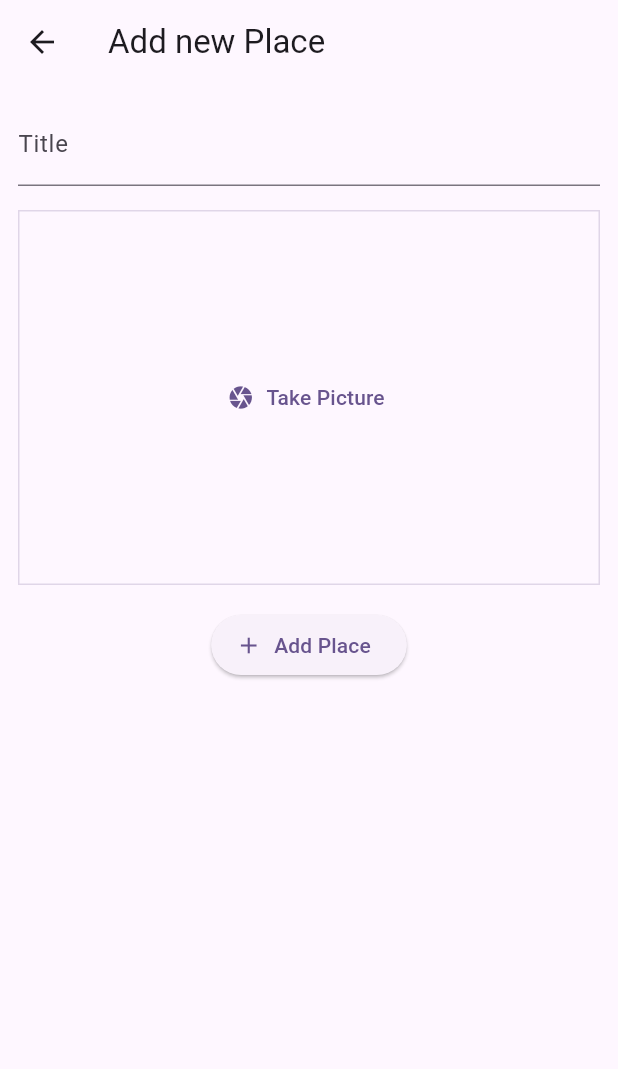
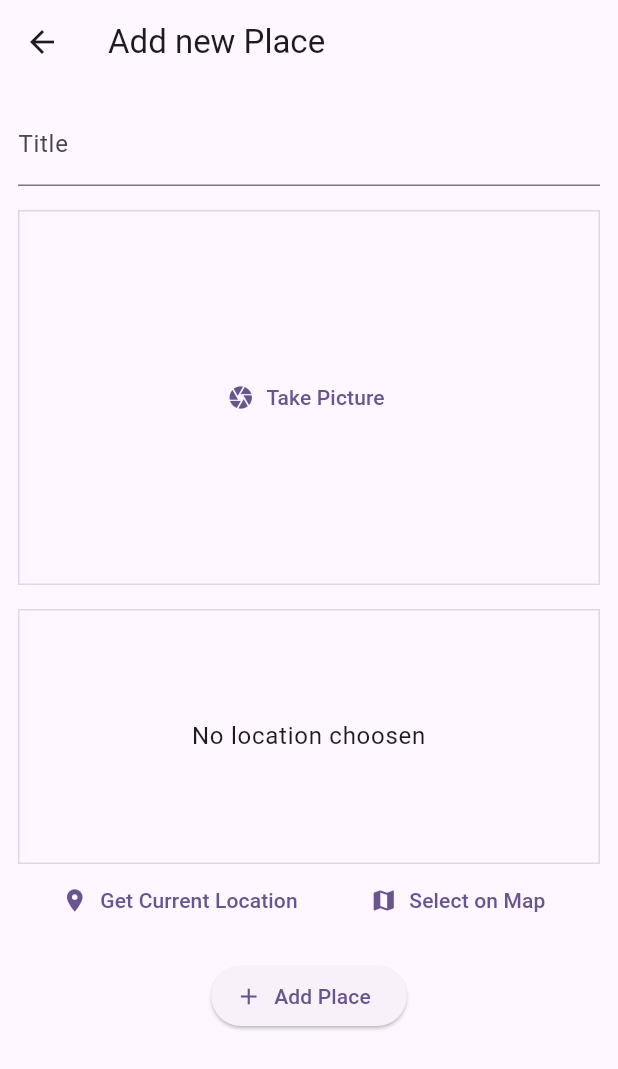
Before and after one commit to Dolma455/favorite_places_app, a Flutter app: the AddPlaceScreen screen opened directly, on a phone screen of 412 x 824 dp. Shown: the top 1069 px of the screen. Run offline on Flutter 3.47's test engine with Material 3 defaults, Android fonts, the phone set to English and light mode, and no system bars; our stand-ins replace flutter_riverpod, google_fonts, image_picker.

Commit message:
feat: location package added and started get location input widget

```diff
--- a/lib/screens/add_place.dart
+++ b/lib/screens/add_place.dart
@@ -2,6 +2,7 @@ import 'dart:io';
 
 import 'package:favorite_places_app/providers/user_places.dart';
 import 'package:favorite_places_app/widgets/image_input.dart';
+import 'package:favorite_places_app/widgets/location_input.dart';
 import 'package:flutter/material.dart';
 import 'package:flutter_riverpod/flutter_riverpod.dart';
 
@@ -62,6 +63,10 @@ class _AddPlaceScreenState extends ConsumerState<AddPlaceScreen> {
           const SizedBox(
             height: 16,
           ),
+          const LocationInput(),
+          const SizedBox(
+            height: 16,
+          ),
           ElevatedButton.icon(
             onPressed: _savePlace,
             icon: const Icon(Icons.add),
--- /dev/null
+++ b/lib/widgets/location_input.dart
@@ -0,0 +1,48 @@
+import 'package:flutter/material.dart';
+
+class LocationInput extends StatefulWidget {
+  const LocationInput({super.key});
+
+  @override
+  State<LocationInput> createState() => _LocationInputState();
+}
+
+class _LocationInputState extends State<LocationInput> {
+  @override
+  Widget build(BuildContext context) {
+    return Column(
+      children: [
+        Container(
+          height: 170,
+          width: double.infinity,
+          alignment: Alignment.center,
+          decoration: BoxDecoration(
+              border: Border.all(
+                  width: 1,
+                  color:
+                      Theme.of(context).colorScheme.primary.withOpacity(0.2))),
+          child: Text(
+            "No location choosen",
+            textAlign: TextAlign.center,
+            style: Theme.of(context).textTheme.bodyLarge!.copyWith(
+                  color: Theme.of(context).colorScheme.onBackground,
+                ),
+          ),
+        ),
+        Row(
+          mainAxisAlignment: MainAxisAlignment.spaceEvenly,
+          children: [
+            TextButton.icon(
+                onPressed: () {},
+                icon: const Icon(Icons.location_on),
+                label: const Text('Get Current Location ')),
+            TextButton.icon(
+                onPressed: () {},
+                icon: const Icon(Icons.map),
+                label: const Text('Select on Map '))
+          ],
+        )
+      ],
+    );
+  }
+}
--- a/pubspec.yaml
+++ b/pubspec.yaml
@@ -39,6 +39,7 @@ dependencies:
   uuid: ^4.2.2
   flutter_riverpod: ^2.4.9
   image_picker: ^1.0.7
+  location: ^5.0.3
 
 dev_dependencies:
   flutter_test:
```
Also changed, not shown: pubspec.lock, 1 other file.
